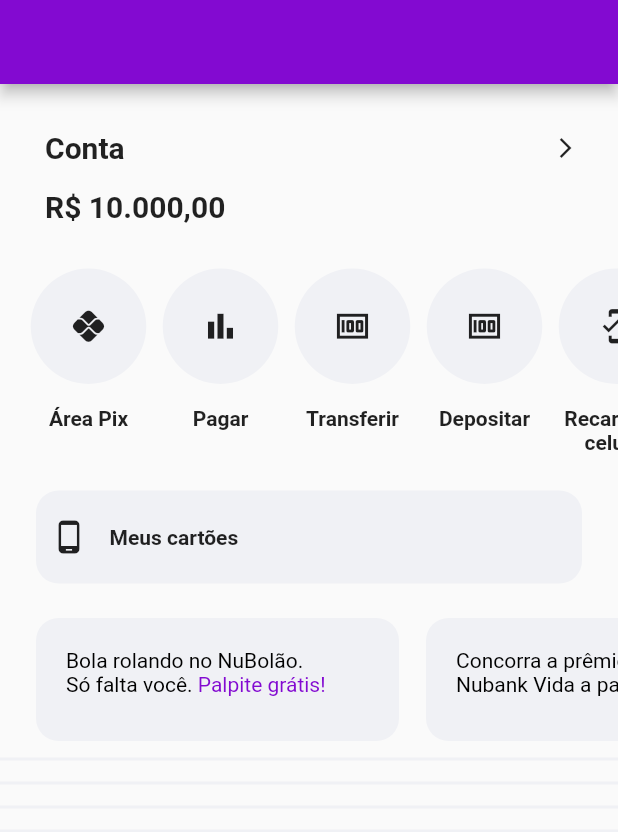
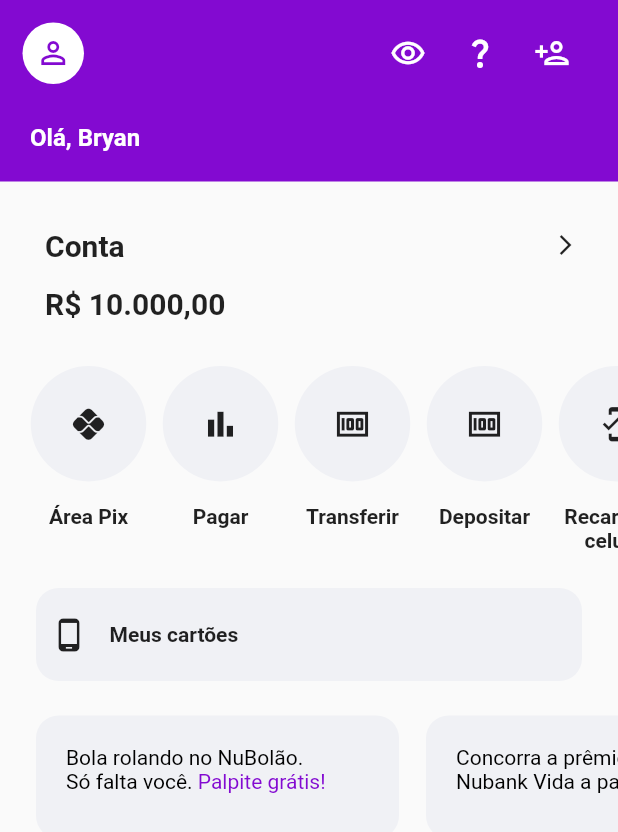
Before and after one commit to ArthurReichert/nubank_app, a Flutter app: the screen it shows after launch, on a phone screen of 412 x 824 dp. Shown: the top 832 px of the screen. Run offline on Flutter 3.47's test engine with Material 2 defaults, Android fonts, the phone set to English and light mode, and no system bars.

Commit message:
created AppBar

```diff
--- a/lib/presentation/screens/home_page.dart
+++ b/lib/presentation/screens/home_page.dart
@@ -25,8 +25,66 @@ class _HomePageState extends State<HomePage> {
   Widget build(BuildContext context) {
     return Scaffold(
       appBar: AppBar(
-        backgroundColor: AppColor.primaryColor,
-      ),
+          elevation: 0,
+          backgroundColor: AppColor.primaryColor,
+          leading: Padding(
+            padding: const EdgeInsets.only(left: 15, top: 15),
+            child: CircleAvatar(
+              backgroundColor: AppColor.whiteColor,
+              child: Icon(Icons.person_outline, color: AppColor.primaryColor),
+            ),
+          ),
+          actions: [
+            Padding(
+              padding: EdgeInsets.only(right: 20, top: 15),
+              child: Row(
+                children: [
+                  IconButton(
+                    onPressed: () {},
+                    icon: const Icon(
+                      Icons.remove_red_eye_outlined,
+                      color: AppColor.whiteColor,
+                    ),
+                    splashRadius: 20,
+                  ),
+                  IconButton(
+                    onPressed: () {},
+                    icon: const Icon(
+                      Icons.question_mark,
+                      color: AppColor.whiteColor,
+                    ),
+                    splashRadius: 20,
+                  ),
+                  IconButton(
+                    onPressed: () {},
+                    icon: const Icon(
+                      Icons.person_add_outlined,
+                      color: AppColor.whiteColor,
+                    ),
+                    splashRadius: 20,
+                  ),
+                ],
+              ),
+            ),
+          ],
+          bottom: PreferredSize(
+            preferredSize: Size.fromHeight(65),
+            child: Padding(
+              padding: const EdgeInsets.only(left: 20, bottom: 20, top: 25),
+              child: Row(
+                mainAxisAlignment: MainAxisAlignment.start,
+                children: [
+                  Text(
+                    'Olá, Bryan',
+                    style: TextStyle(
+                        color: AppColor.whiteColor,
+                        fontWeight: FontWeight.bold,
+                        fontSize: 16),
+                  )
+                ],
+              ),
+            ),
+          )),
       body: Column(
         children: const [
           AccountBalance(),
--- a/lib/presentation/themes/theme_colors.dart
+++ b/lib/presentation/themes/theme_colors.dart
@@ -12,7 +12,7 @@ class AppColor {
   static const greenColor = Color(0XFF548E70);
 
   //Others
-  static const blackColor = Color(0XFF00000);
-  static const whiteColor = Color(0xFFFFFFF);
+  static const blackColor = Color(0XFF000000);
+  static const whiteColor = Color(0xFFFFFFFF);
 
 }
```
